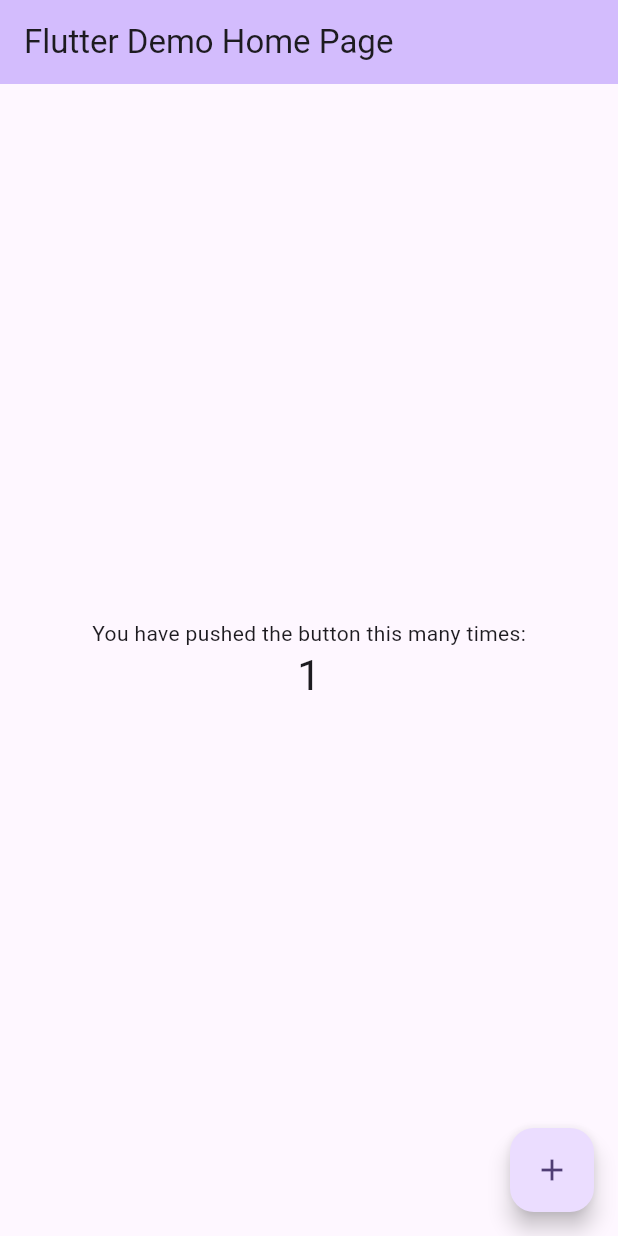
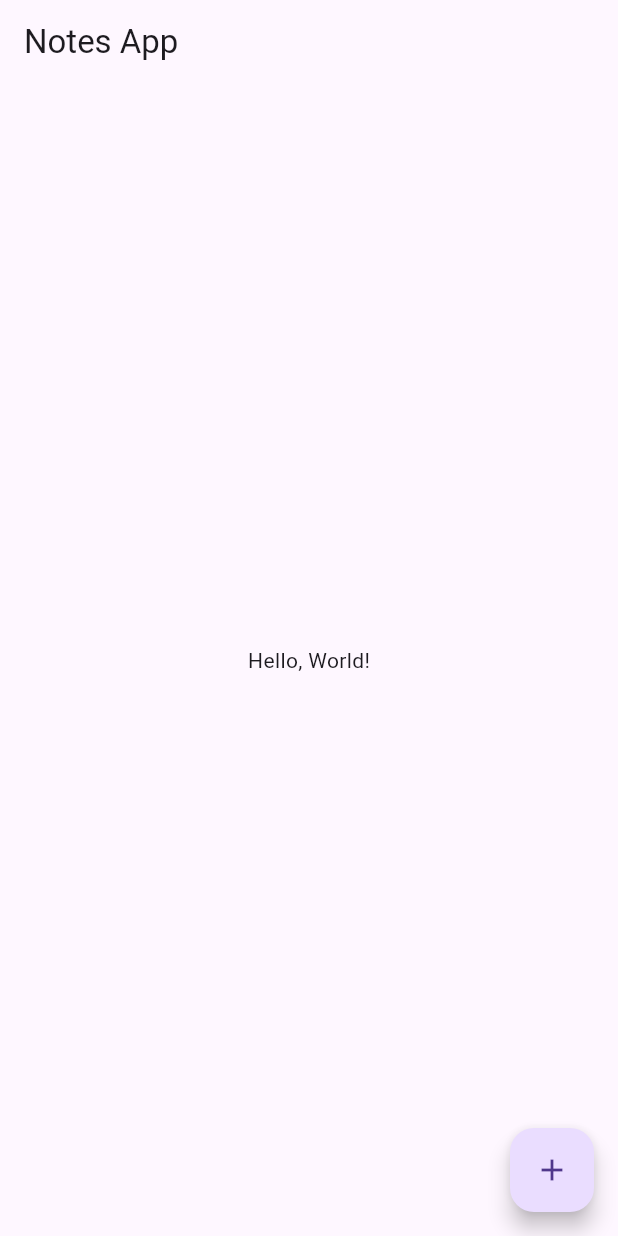
Before and after one commit to Marioktkt136/notes_app, a Flutter app: the screen it shows after launch, after a tap on the "add" icon, on a phone screen of 412 x 824 dp. Run offline on Flutter 3.47's test engine with Material 3 defaults, Android fonts, the phone set to English and light mode, and no system bars.

Commit message:
create NotesApp

```diff
--- a/lib/main.dart
+++ b/lib/main.dart
@@ -1,125 +1,31 @@
 import 'package:flutter/material.dart';
 
 void main() {
-  runApp(const MyApp());
+  runApp(const NotesApp());
 }
 
-class MyApp extends StatelessWidget {
-  const MyApp({super.key});
+class NotesApp extends StatelessWidget {
+  const NotesApp({super.key});
 
-  // This widget is the root of your application.
   @override
   Widget build(BuildContext context) {
     return MaterialApp(
-      title: 'Flutter Demo',
+      title: 'Notes App',
       theme: ThemeData(
-        // This is the theme of your application.
-        //
-        // TRY THIS: Try running your application with "flutter run". You'll see
-        // the application has a purple toolbar. Then, without quitting the app,
-        // try changing the seedColor in the colorScheme below to Colors.green
-        // and then invoke "hot reload" (save your changes or press the "hot
-        // reload" button in a Flutter-supported IDE, or press "r" if you used
-        // the command line to start the app).
-        //
-        // Notice that the counter didn't reset back to zero; the application
-        // state is not lost during the reload. To reset the state, use hot
-        // restart instead.
-        //
-        // This works for code too, not just values: Most code changes can be
-        // tested with just a hot reload.
-        colorScheme: ColorScheme.fromSeed(seedColor: Colors.deepPurple),
-        useMaterial3: true,
+        primarySwatch: Colors.blue,
       ),
-      home: const MyHomePage(title: 'Flutter Demo Home Page'),
+      home: Scaffold(
+        appBar: AppBar(
+          title: const Text('Notes App'),
+        ),
+        body: const Center(
+          child: Text('Hello, World!'),
+        ),
+        floatingActionButton: FloatingActionButton(
+          onPressed: () {},
+          child: const Icon(Icons.add),
+        ),
+      ),
     );
   }
 }
-
-class MyHomePage extends StatefulWidget {
-  const MyHomePage({super.key, required this.title});
-
-  // This widget is the home page of your application. It is stateful, meaning
-  // that it has a State object (defined below) that contains fields that affect
-  // how it looks.
-
-  // This class is the configuration for the state. It holds the values (in this
-  // case the title) provided by the parent (in this case the App widget) and
-  // used by the build method of the State. Fields in a Widget subclass are
-  // always marked "final".
-
-  final String title;
-
-  @override
-  State<MyHomePage> createState() => _MyHomePageState();
-}
-
-class _MyHomePageState extends State<MyHomePage> {
-  int _counter = 0;
-
-  void _incrementCounter() {
-    setState(() {
-      // This call to setState tells the Flutter framework that something has
-      // changed in this State, which causes it to rerun the build method below
-      // so that the display can reflect the updated values. If we changed
-      // _counter without calling setState(), then the build method would not be
-      // called again, and so nothing would appear to happen.
-      _counter++;
-    });
-  }
-
-  @override
-  Widget build(BuildContext context) {
-    // This method is rerun every time setState is called, for instance as done
-    // by the _incrementCounter method above.
-    //
-    // The Flutter framework has been optimized to make rerunning build methods
-    // fast, so that you can just rebuild anything that needs updating rather
-    // than having to individually change instances of widgets.
-    return Scaffold(
-      appBar: AppBar(
-        // TRY THIS: Try changing the color here to a specific color (to
-        // Colors.amber, perhaps?) and trigger a hot reload to see the AppBar
-        // change color while the other colors stay the same.
-        backgroundColor: Theme.of(context).colorScheme.inversePrimary,
-        // Here we take the value from the MyHomePage object that was created by
-        // the App.build method, and use it to set our appbar title.
-        title: Text(widget.title),
-      ),
-      body: Center(
-        // Center is a layout widget. It takes a single child and positions it
-        // in the middle of the parent.
-        child: Column(
-          // Column is also a layout widget. It takes a list of children and
-          // arranges them vertically. By default, it sizes itself to fit its
-          // children horizontally, and tries to be as tall as its parent.
-          //
-          // Column has various properties to control how it sizes itself and
-          // how it positions its children. Here we use mainAxisAlignment to
-          // center the children vertically; the main axis here is the vertical
-          // axis because Columns are vertical (the cross axis would be
-          // horizontal).
-          //
-          // TRY THIS: Invoke "debug painting" (choose the "Toggle Debug Paint"
-          // action in the IDE, or press "p" in the console), to see the
-          // wireframe for each widget.
-          mainAxisAlignment: MainAxisAlignment.center,
-          children: <Widget>[
-            const Text(
-              'You have pushed the button this many times:',
-            ),
-            Text(
-              '$_counter',
-              style: Theme.of(context).textTheme.headlineMedium,
-            ),
-          ],
-        ),
-      ),
-      floatingActionButton: FloatingActionButton(
-        onPressed: _incrementCounter,
-        tooltip: 'Increment',
-        child: const Icon(Icons.add),
-      ), // This trailing comma makes auto-formatting nicer for build methods.
-    );
-  }
-}
```
